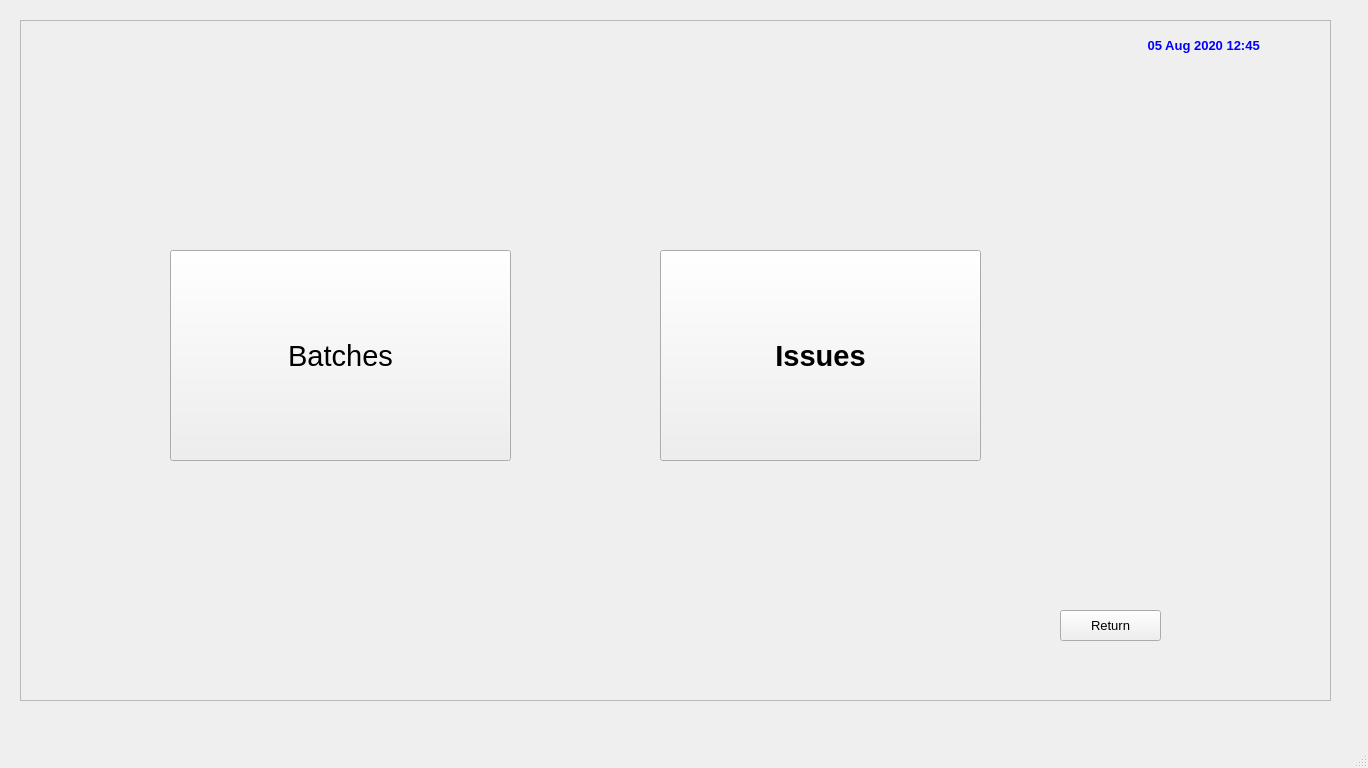
Old version of the form FCI/ui/fci_04_batch_issues_submenu.ui in the repository sanjaymanegit/testRepo.
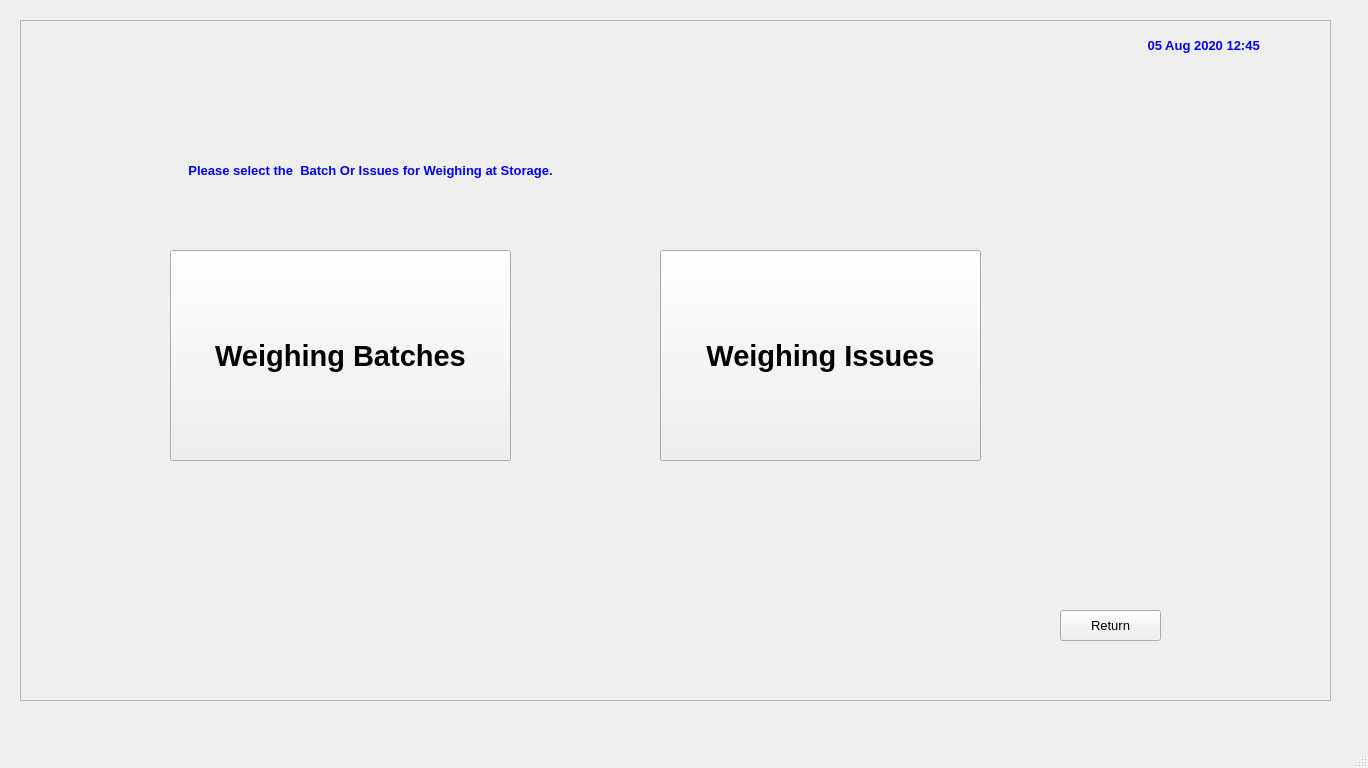
New version of the form.

The edit to the form file:
```diff
--- a/FCI/ui/fci_04_batch_issues_submenu.ui
+++ b/FCI/ui/fci_04_batch_issues_submenu.ui
@@ -47,10 +47,12 @@
      <property name="font">
       <font>
        <pointsize>22</pointsize>
+       <weight>75</weight>
+       <bold>true</bold>
       </font>
      </property>
      <property name="text">
-      <string>Batches</string>
+      <string>Weighing Batches</string>
      </property>
     </widget>
     <widget class="QPushButton" name="pushButton_4">
@@ -71,7 +73,7 @@
       </font>
      </property>
      <property name="text">
-      <string>Issues</string>
+      <string>Weighing Issues</string>
      </property>
     </widget>
     <widget class="QLabel" name="label_20">
@@ -123,6 +125,34 @@
       <string>Return</string>
      </property>
     </widget>
+    <widget class="QLabel" name="label_21">
+     <property name="geometry">
+      <rect>
+       <x>120</x>
+       <y>120</y>
+       <width>461</width>
+       <height>61</height>
+      </rect>
+     </property>
+     <property name="font">
+      <font>
+       <family>MS Sans Serif</family>
+       <pointsize>10</pointsize>
+       <weight>75</weight>
+       <bold>true</bold>
+       <underline>false</underline>
+      </font>
+     </property>
+     <property name="styleSheet">
+      <string notr="true">color: rgb(0, 0, 255);</string>
+     </property>
+     <property name="text">
+      <string>Please select the  Batch Or Issues for Weighing at Storage.</string>
+     </property>
+     <property name="alignment">
+      <set>Qt::AlignCenter</set>
+     </property>
+    </widget>
    </widget>
   </widget>
   <widget class="QMenuBar" name="menubar">
```
